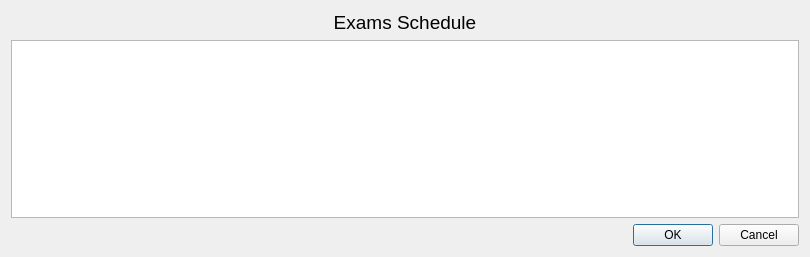
liranbg/JCEaverageCalculator, file src/jceData/Calendar/Exams/examDialog.ui: the form before one commit.
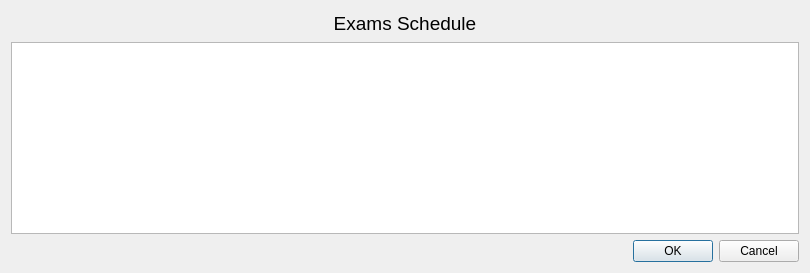
The form after the commit.

Commit message: interface, schedule&exam

The edit to the form file:
```diff
--- a/src/jceData/Calendar/Exams/examDialog.ui
+++ b/src/jceData/Calendar/Exams/examDialog.ui
@@ -7,7 +7,7 @@
     <x>0</x>
     <y>0</y>
     <width>810</width>
-    <height>257</height>
+    <height>273</height>
    </rect>
   </property>
   <property name="sizePolicy">
@@ -34,7 +34,14 @@
     </widget>
    </item>
    <item row="1" column="0">
-    <widget class="QTableWidget" name="tableWidget"/>
+    <widget class="QTableWidget" name="tableWidget">
+     <property name="sizePolicy">
+      <sizepolicy hsizetype="Minimum" vsizetype="Minimum">
+       <horstretch>0</horstretch>
+       <verstretch>0</verstretch>
+      </sizepolicy>
+     </property>
+    </widget>
    </item>
    <item row="2" column="0">
     <widget class="QDialogButtonBox" name="buttonBox">
```
Left out of the diff: 2 changed lines with no effect on the pictures. The commit also changes 12 other files.
